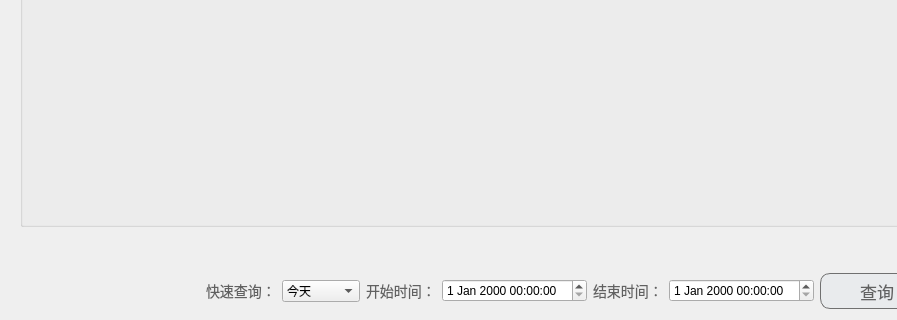
Before: the Qt Designer form DeviceStatus/HistoryCurve/hiscurve.ui in Hccccc1/MOH_viewer, drawn with Qt 5; both pictures show x 0 to 897 and y 415 to 735 of the 1195 by 735 pixel window.
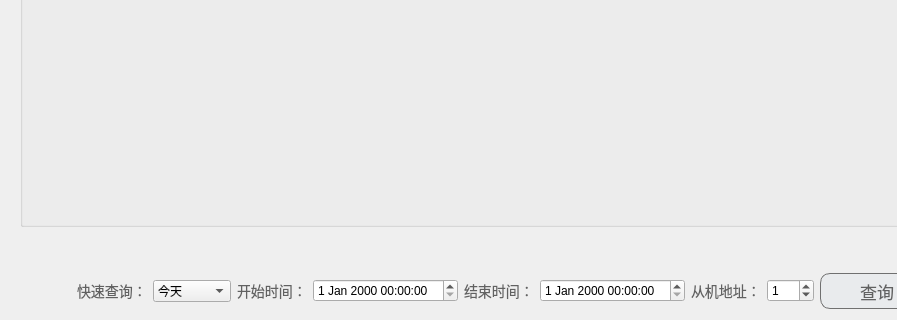
After: the same form once the commit is applied. Icons and pictures are not drawn.

Diff of the .ui file:
```diff
--- a/DeviceStatus/HistoryCurve/hiscurve.ui
+++ b/DeviceStatus/HistoryCurve/hiscurve.ui
@@ -796,6 +796,32 @@
      <item>
       <widget class="QDateTimeEdit" name="endDateTimeEdit"/>
      </item>
+     <item>
+      <widget class="QLabel" name="label">
+       <property name="styleSheet">
+        <string notr="true">QLabel {
+font-size:14px;
+font-family:PingFang SC;
+font-weight:300;
+line-height:44px;
+color:rgba(97,97,97,1);
+}</string>
+       </property>
+       <property name="text">
+        <string>从机地址：</string>
+       </property>
+      </widget>
+     </item>
+     <item>
+      <widget class="QSpinBox" name="slaveAddrSpinBox">
+       <property name="maximum">
+        <number>255</number>
+       </property>
+       <property name="value">
+        <number>1</number>
+       </property>
+      </widget>
+     </item>
      <item>
       <widget class="QPushButton" name="searchData">
        <property name="styleSheet">
```
